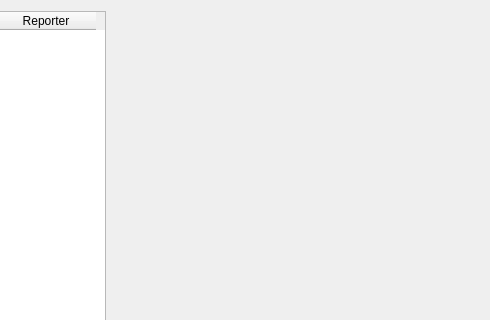
Old version of the form staffpanel.ui in the repository JOQUR/JPO; both pictures show x 310 to 800 and y 0 to 320 of the 800 by 600 pixel window.
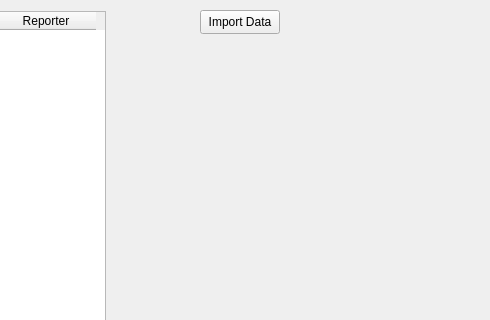
New version of the form.

What changed in the file:
```diff
--- a/staffpanel.ui
+++ b/staffpanel.ui
@@ -44,6 +44,19 @@
      </property>
     </column>
    </widget>
+   <widget class="QPushButton" name="importData">
+    <property name="geometry">
+     <rect>
+      <x>510</x>
+      <y>10</y>
+      <width>80</width>
+      <height>24</height>
+     </rect>
+    </property>
+    <property name="text">
+     <string>Import Data</string>
+    </property>
+   </widget>
   </widget>
   <widget class="QMenuBar" name="menubar">
    <property name="geometry">
```
